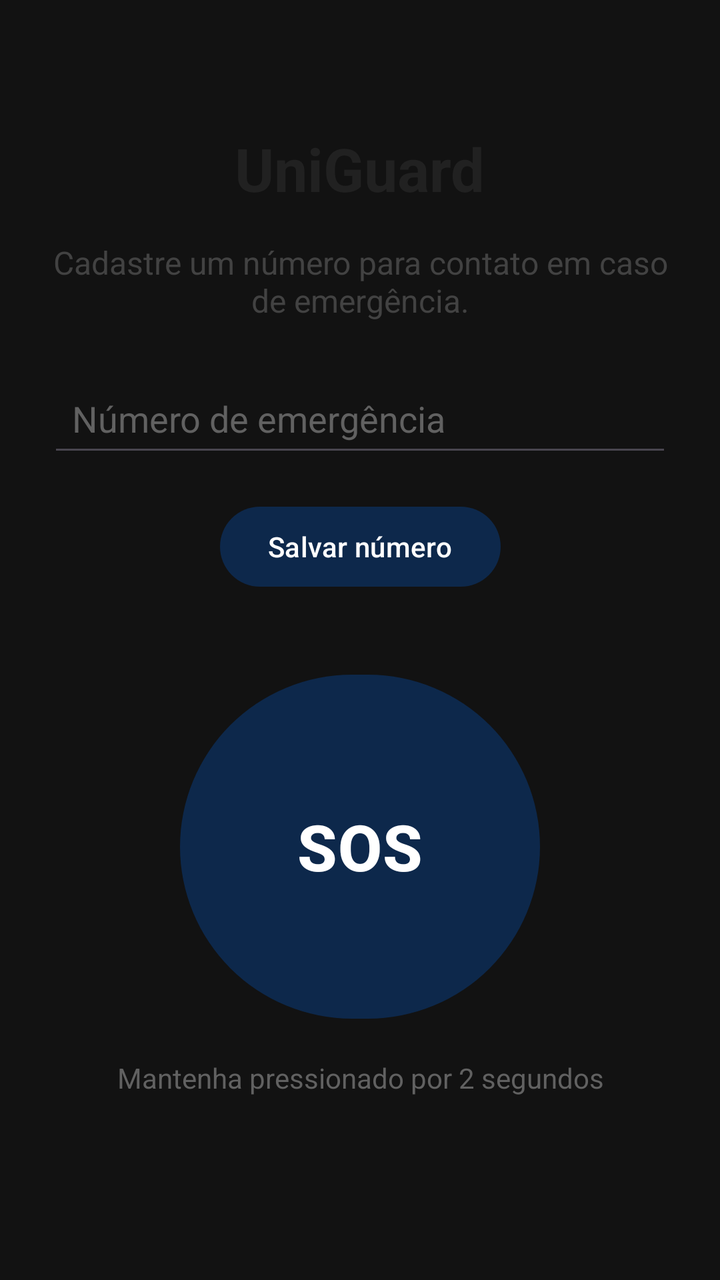
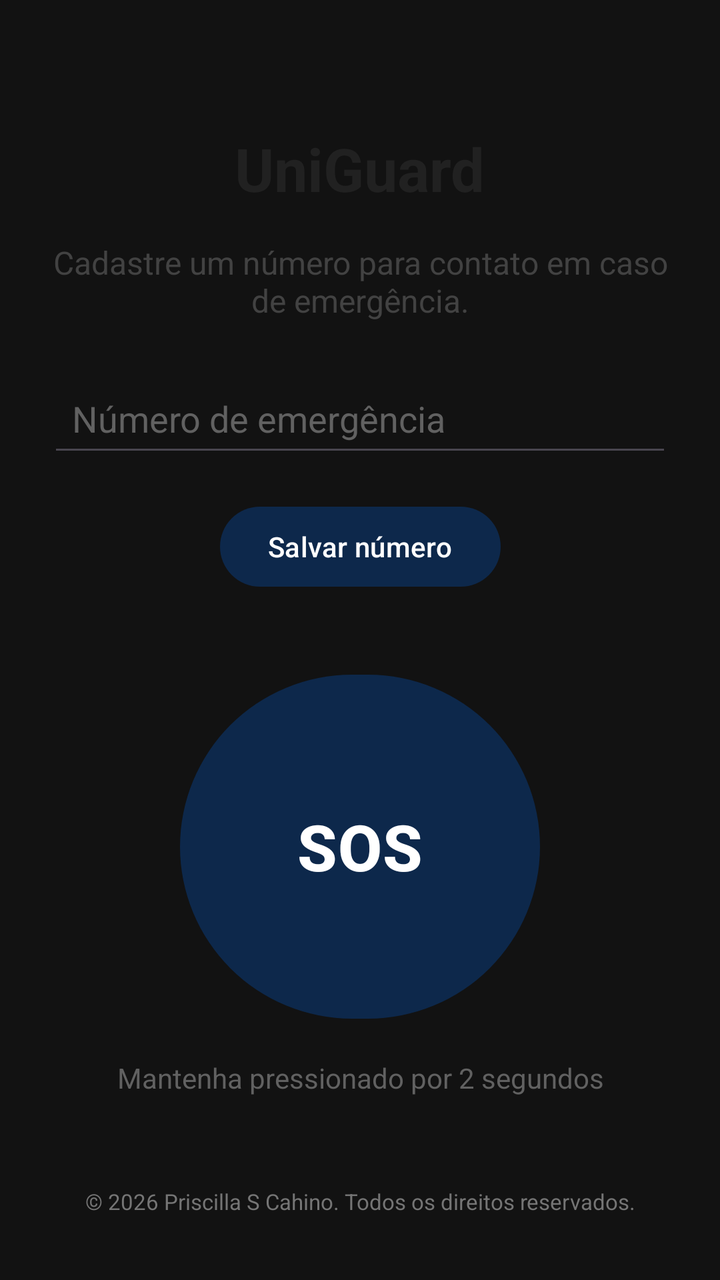

Before-and-after screenshots of an Android layout around one commit, followed by the original layout XML and the change that was made.
<!-- AndroidManifest.xml: application theme Theme.UniGuard -->
<!-- res/layout/activity_sos.xml -->
<?xml version="1.0" encoding="utf-8"?>
<androidx.constraintlayout.widget.ConstraintLayout
    xmlns:android="http://schemas.android.com/apk/res/android"
    xmlns:app="http://schemas.android.com/apk/res-auto"
    android:layout_width="match_parent"
    android:layout_height="match_parent"
    android:padding="24dp">

    
    <TextView
        android:id="@+id/txtTitulo"
        android:layout_width="wrap_content"
        android:layout_height="wrap_content"
        android:layout_marginTop="40dp"
        android:text="UniGuard"
        android:textColor="#212121"
        android:textSize="30sp"
        android:textStyle="bold"
        app:layout_constraintEnd_toEndOf="parent"
        app:layout_constraintStart_toStartOf="parent"
        app:layout_constraintTop_toTopOf="parent" />

    
    <TextView
        android:id="@+id/txtDescricao"
        android:layout_width="0dp"
        android:layout_height="wrap_content"
        android:layout_marginTop="16dp"
        android:gravity="center"
        android:text="Cadastre um número para contato em caso de emergência."
        android:textColor="#424242"
        android:textSize="16sp"
        app:layout_constraintEnd_toEndOf="parent"
        app:layout_constraintStart_toStartOf="parent"
        app:layout_constraintTop_toBottomOf="@id/txtTitulo" />

    
    <EditText
        android:id="@+id/edtNumeroEmergencia"
        android:layout_width="0dp"
        android:layout_height="wrap_content"
        android:layout_marginTop="24dp"
        android:hint="Número de emergência"
        android:inputType="phone"
        android:maxLines="1"
        android:minHeight="48dp"
        android:padding="12dp"
        android:textColor="#212121"
        android:textColorHint="#616161"
        app:layout_constraintEnd_toEndOf="parent"
        app:layout_constraintStart_toStartOf="parent"
        app:layout_constraintTop_toBottomOf="@id/txtDescricao" />

    
    <Button
        android:id="@+id/btnSalvarNumero"
        android:layout_width="wrap_content"
        android:layout_height="wrap_content"
        android:layout_marginTop="16dp"
        android:minHeight="48dp"
        android:text="Salvar número"
        app:layout_constraintEnd_toEndOf="parent"
        app:layout_constraintStart_toStartOf="parent"
        app:layout_constraintTop_toBottomOf="@id/edtNumeroEmergencia" />

    
    <Button
        android:id="@+id/btnSOS"
        android:layout_width="180dp"
        android:layout_height="180dp"
        android:layout_marginTop="36dp"
        android:text="SOS"
        android:textSize="32sp"
        android:textStyle="bold"
        app:layout_constraintEnd_toEndOf="parent"
        app:layout_constraintStart_toStartOf="parent"
        app:layout_constraintTop_toBottomOf="@id/btnSalvarNumero" />

    
    <TextView
        android:id="@+id/txtAviso"
        android:layout_width="wrap_content"
        android:layout_height="wrap_content"
        android:layout_marginTop="16dp"
        android:gravity="center"
        android:text="Mantenha pressionado por 2 segundos"
        android:textColor="#616161"
        android:textSize="14sp"
        app:layout_constraintEnd_toEndOf="parent"
        app:layout_constraintStart_toStartOf="parent"
        app:layout_constraintTop_toBottomOf="@id/btnSOS" />

</androidx.constraintlayout.widget.ConstraintLayout>
<!-- resources referenced by this layout -->
<resources>
  <style name="Theme.UniGuard" parent="Base.Theme.UniGuard" />
  <style name="Base.Theme.UniGuard" parent="Theme.Material3.DayNight.NoActionBar">
          <item name="colorPrimary">#0D284B</item>
          <item name="colorOnPrimary">#FFFFFF</item>
          <item name="android:windowBackground">#121212</item>
          <item name="colorSurface">#1E1E1E</item>
          <item name="colorOnSurface">#FFFFFF</item>
      </style>
</resources>

<!-- the commit's change to res/layout/activity_sos.xml (unified diff, before → after) -->
@@ -90,4 +90,18 @@
         app:layout_constraintStart_toStartOf="parent"
         app:layout_constraintTop_toBottomOf="@id/btnSOS" />
 
+    
+    <TextView
+        android:id="@+id/txtDireitosAutorais"
+        android:layout_width="0dp"
+        android:layout_height="wrap_content"
+        android:layout_marginBottom="8dp"
+        android:gravity="center"
+        android:text="@string/copyright"
+        android:textColor="#757575"
+        android:textSize="11sp"
+        app:layout_constraintBottom_toBottomOf="parent"
+        app:layout_constraintEnd_toEndOf="parent"
+        app:layout_constraintStart_toStartOf="parent" />
+
 </androidx.constraintlayout.widget.ConstraintLayout>
<!-- resource entries referenced after the edit -->
@@ -1,5 +1,6 @@
 <!-- resources referenced by this layout -->
 <resources>
+  <string name="copyright">© 2026 Priscilla S Cahino. Todos os direitos reservados.</string>
   <style name="Theme.UniGuard" parent="Base.Theme.UniGuard" />
   <style name="Base.Theme.UniGuard" parent="Theme.Material3.DayNight.NoActionBar">
           <item name="colorPrimary">#0D284B</item>
